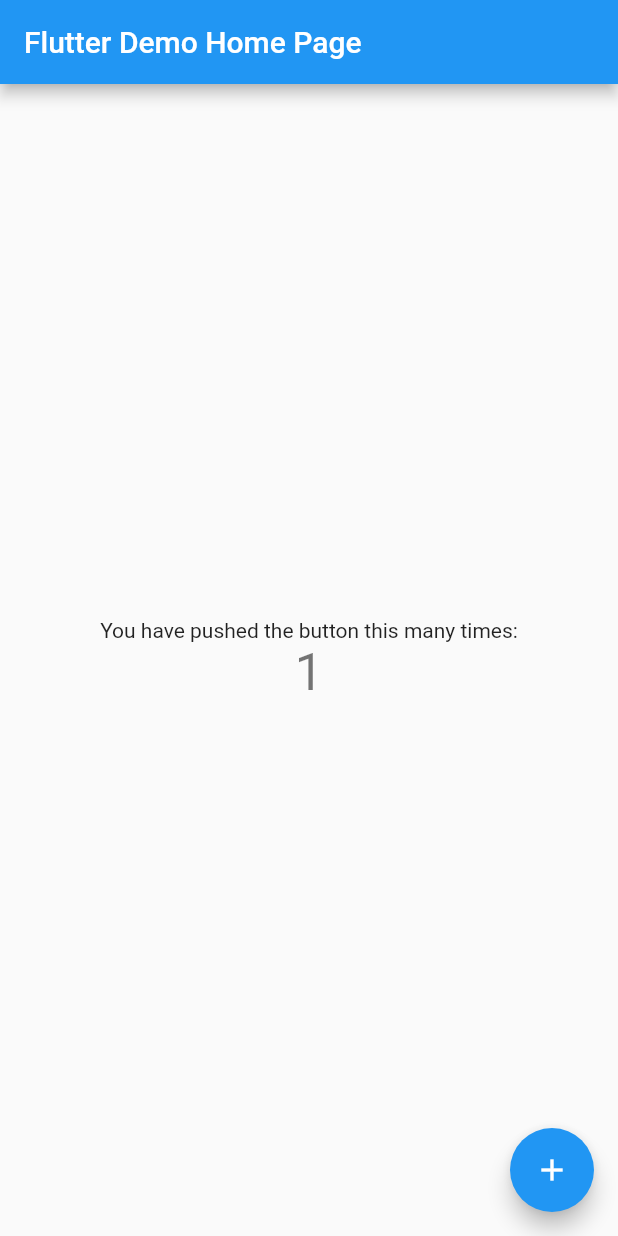
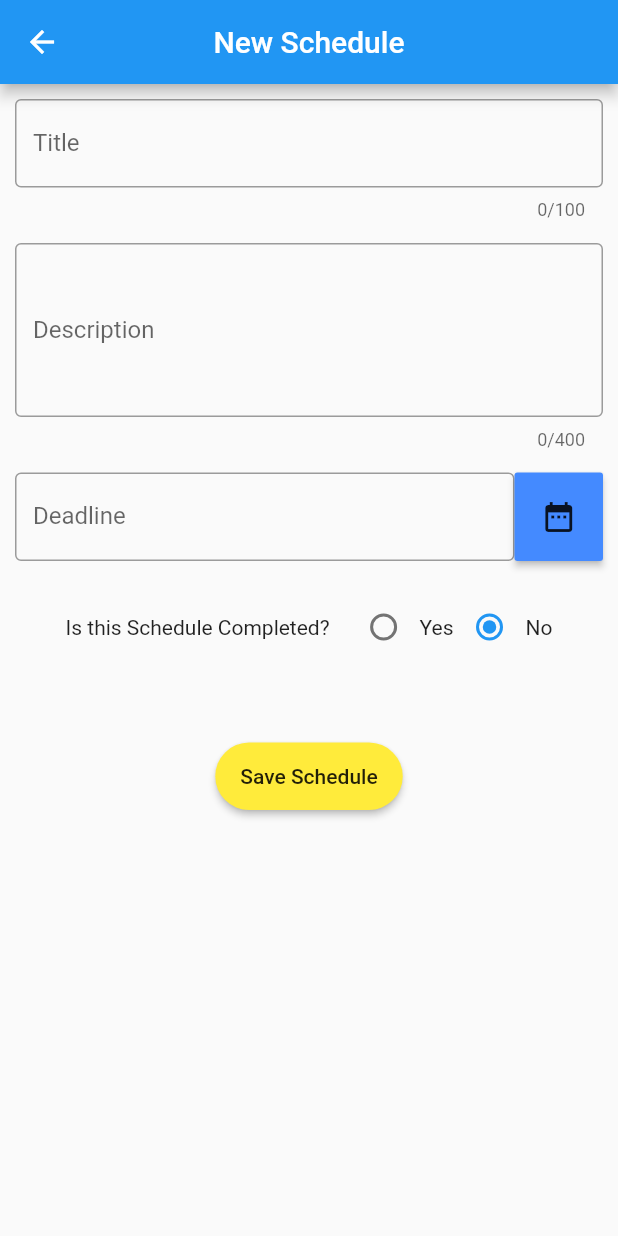
Before and after one commit to gdeusdara/schedules, a Flutter app: the screen it shows after launch, after a tap on the "add" icon, on a phone screen of 412 x 824 dp. Run offline on Flutter 3.47's test engine with Material 2 defaults, Android fonts, the phone set to English and light mode, and no system bars; network calls fail.

Commit message:
finalizando principal do projeto
Signed-off-by: Guilherme Deusdará <guibanci@gmail.com>

```diff
--- a/lib/main.dart
+++ b/lib/main.dart
@@ -1,111 +1,9 @@
+import 'package:schedules/screens/list_tasks.dart';
 import 'package:flutter/material.dart';
 
-void main() => runApp(MyApp());
-
-class MyApp extends StatelessWidget {
-  // This widget is the root of your application.
-  @override
-  Widget build(BuildContext context) {
-    return MaterialApp(
-      title: 'Flutter Demo',
-      theme: ThemeData(
-        // This is the theme of your application.
-        //
-        // Try running your application with "flutter run". You'll see the
-        // application has a blue toolbar. Then, without quitting the app, try
-        // changing the primarySwatch below to Colors.green and then invoke
-        // "hot reload" (press "r" in the console where you ran "flutter run",
-        // or simply save your changes to "hot reload" in a Flutter IDE).
-        // Notice that the counter didn't reset back to zero; the application
-        // is not restarted.
-        primarySwatch: Colors.blue,
-      ),
-      home: MyHomePage(title: 'Flutter Demo Home Page'),
-    );
-  }
+void main() {
+  runApp(MaterialApp(
+    home: ListTasks(),
+    debugShowCheckedModeBanner: false,
+  ));
 }
-
-class MyHomePage extends StatefulWidget {
-  MyHomePage({Key key, this.title}) : super(key: key);
-
-  // This widget is the home page of your application. It is stateful, meaning
-  // that it has a State object (defined below) that contains fields that affect
-  // how it looks.
-
-  // This class is the configuration for the state. It holds the values (in this
-  // case the title) provided by the parent (in this case the App widget) and
-  // used by the build method of the State. Fields in a Widget subclass are
-  // always marked "final".
-
-  final String title;
-
-  @override
-  _MyHomePageState createState() => _MyHomePageState();
-}
-
-class _MyHomePageState extends State<MyHomePage> {
-  int _counter = 0;
-
-  void _incrementCounter() {
-    setState(() {
-      // This call to setState tells the Flutter framework that something has
-      // changed in this State, which causes it to rerun the build method below
-      // so that the display can reflect the updated values. If we changed
-      // _counter without calling setState(), then the build method would not be
-      // called again, and so nothing would appear to happen.
-      _counter++;
-    });
-  }
-
-  @override
-  Widget build(BuildContext context) {
-    // This method is rerun every time setState is called, for instance as done
-    // by the _incrementCounter method above.
-    //
-    // The Flutter framework has been optimized to make rerunning build methods
-    // fast, so that you can just rebuild anything that needs updating rather
-    // than having to individually change instances of widgets.
-    return Scaffold(
-      appBar: AppBar(
-        // Here we take the value from the MyHomePage object that was created by
-        // the App.build method, and use it to set our appbar title.
-        title: Text(widget.title),
-      ),
-      body: Center(
-        // Center is a layout widget. It takes a single child and positions it
-        // in the middle of the parent.
-        child: Column(
-          // Column is also layout widget. It takes a list of children and
-          // arranges them vertically. By default, it sizes itself to fit its
-          // children horizontally, and tries to be as tall as its parent.
-          //
-          // Invoke "debug painting" (press "p" in the console, choose the
-          // "Toggle Debug Paint" action from the Flutter Inspector in Android
-          // Studio, or the "Toggle Debug Paint" command in Visual Studio Code)
-          // to see the wireframe for each widget.
-          //
-          // Column has various properties to control how it sizes itself and
-          // how it positions its children. Here we use mainAxisAlignment to
-          // center the children vertically; the main axis here is the vertical
-          // axis because Columns are vertical (the cross axis would be
-          // horizontal).
-          mainAxisAlignment: MainAxisAlignment.center,
-          children: <Widget>[
-            Text(
-              'You have pushed the button this many times:',
-            ),
-            Text(
-              '$_counter',
-              style: Theme.of(context).textTheme.display1,
-            ),
-          ],
-        ),
-      ),
-      floatingActionButton: FloatingActionButton(
-        onPressed: _incrementCounter,
-        tooltip: 'Increment',
-        child: Icon(Icons.add),
-      ), // This trailing comma makes auto-formatting nicer for build methods.
-    );
-  }
-}
--- /dev/null
+++ b/lib/screens/list_tasks.dart
@@ -0,0 +1,58 @@
+import 'package:schedules/util/build_list.dart';
+import 'package:flutter/material.dart';
+import '../services/requests.dart';
+import 'package:schedules/screens/schedule.dart';
+
+class ListTasks extends StatefulWidget {
+  @override
+  _ListTasksState createState() => _ListTasksState();
+}
+
+class _ListTasksState extends State<ListTasks> {
+  @override
+  Widget build(BuildContext context) {
+    return Scaffold(
+      appBar: AppBar(
+        title: Text('Tarefas'),
+        centerTitle: true,
+      ),
+      floatingActionButton: FloatingActionButton(
+        child: Icon(Icons.add),
+        onPressed: _showSchedulePage,
+      ),
+      body: FutureBuilder(
+        future: getTasks(),
+        builder: (BuildContext context, AsyncSnapshot snapshot) {
+          switch (snapshot.connectionState) {
+            case ConnectionState.waiting:
+            case ConnectionState.none:
+              return Center(
+                child: Container(
+                  width: 200.0,
+                  height: 200.0,
+                  alignment: Alignment.center,
+                  child: CircularProgressIndicator(
+                    valueColor: AlwaysStoppedAnimation<Color>(Colors.blueAccent),
+                    strokeWidth: 5.0,
+                  ),
+                ),
+              );
+            default:
+              if (snapshot.hasError) {
+                return Container();
+              } else {
+                return buildList(context, snapshot);
+              }
+          }
+        },
+      ),
+    );
+  }
+
+  void _showSchedulePage({Map task}) async {
+    await Navigator.push(context,
+      MaterialPageRoute(builder: (context) => Schedule(task: task,))
+    );
+    getTasks();
+  }
+}
--- /dev/null
+++ b/lib/screens/schedule.dart
@@ -0,0 +1,147 @@
+import 'package:schedules/util/error_message.dart';
+import 'package:schedules/util/remove_button.dart';
+import 'package:flutter/material.dart';
+import '../util/decoration.dart';
+import '../util/is_completed.dart';
+import '../services/requests.dart';
+import 'package:schedules/util/deadline.dart';
+import 'package:schedules/util/rouded_button.dart';
+
+class Schedule extends StatefulWidget {
+  final Map<String, dynamic> task;
+
+  Schedule({this.task});
+
+  @override
+  _ScheduleState createState() => _ScheduleState();
+}
+
+class _ScheduleState extends State<Schedule> {
+  // Key to make the form's validation
+  GlobalKey<FormState> _globalKey = GlobalKey<FormState>();
+
+  Map<String, dynamic> _task = {'Completed': false};
+
+  final _dateController = TextEditingController();
+  final _titleController = TextEditingController();
+  final _descriptionController = TextEditingController();
+
+  void initState() {
+    super.initState();
+
+    if (widget.task != null) {
+      _titleController.text = widget.task['Title'];
+      _descriptionController.text = widget.task['Description'];
+      var date;
+      String deadline;
+      if (widget.task['Deadline'] != null) {
+        date = DateTime.parse(widget.task['Deadline']);
+        deadline = "${date.month}/${date.day}/${date.year}";
+      }
+      _dateController.text = deadline;
+
+      _task = widget.task;
+    } else {
+      _task['DeadLine'] = false;
+    }
+  }
+
+  // Validator For Title (required):
+  String _titleValidator(String value) {
+    if (value.isEmpty) {
+      return "Missing Title!";
+    }
+    // if it returns null, the field is valid
+    return null;
+  }
+
+  _selectCompleted(bool value) {
+    setState(() {
+      _task['Completed'] = value;
+    });
+  }
+
+  _afterSubmit(response) {
+    if (response.statusCode == 200) {
+      Navigator.of(context).pop();
+    } else {
+      errorMessage(context);
+    }
+  }
+
+  @override
+  Widget build(BuildContext context) {
+    return Scaffold(
+      appBar: AppBar(
+        title: Text('New Schedule'),
+        centerTitle: true,
+      ),
+      body: SingleChildScrollView(
+        child: Form(
+          key: _globalKey,
+          child: Container(
+            padding: EdgeInsets.all(10.0),
+            child: Center(
+              child: Column(
+                children: <Widget>[
+                  TextFormField(
+                    decoration: decoration('Title', 'Schedule\' title'),
+                    maxLength: 100,
+                    controller: _titleController,
+                    validator: _titleValidator,
+                    onSaved: (value) {
+                      _task['Title'] = value;
+                    },
+                  ),
+                  SizedBox(height: 15.0),
+                  TextFormField(
+                    decoration:
+                        decoration('Description', 'Describe the Schedule'),
+                    maxLines: 4,
+                    maxLength: 400,
+                    controller: _descriptionController,
+                    onSaved: (value) {
+                      _task['Description'] = value;
+                    },
+                  ),
+                  SizedBox(height: 15.0),
+                  Deadline(
+                    controller: _dateController,
+                    deadline: _task['Deadline'],
+                    onSave: (value) {
+                      _task['Deadline'] = value;
+                    },
+                  ),
+                  SizedBox(height: 20.0),
+                  isCompleted(_selectCompleted, _task['Completed']),
+                  SizedBox(height: 48.0),
+                  Row(
+                      mainAxisAlignment: MainAxisAlignment.center,
+                      children: <Widget>[
+                        removeButton(context, widget.task),
+                        RoundedButton(
+                          color: Colors.yellow,
+                          text: widget.task == null
+                              ? "Save Schedule"
+                              : "Edit Schedule",
+                          onPress: () {
+                            if (_globalKey.currentState.validate()) {
+                              _globalKey.currentState.save();
+                              if (widget.task == null) {
+                                postTask(_task).then(_afterSubmit);
+                              } else {
+                                editTask(_task).then(_afterSubmit);
+                              }
+                            }
+                          },
+                        ),
+                      ]),
+                ],
+              ),
+            ),
+          ),
+        ),
+      ),
+    );
+  }
+}
--- /dev/null
+++ b/lib/services/requests.dart
@@ -0,0 +1,58 @@
+import 'package:http/http.dart' as http;
+import 'dart:convert';
+
+final userid = 'ea548961dc404a8ebe54ec3af03106';
+
+Future getTasks() async {
+  await Future.delayed(Duration(milliseconds: 500));
+  final tasks = 'http://prova.scytlbrasil.com:81/Api/tasks?userid=$userid';
+  print(tasks);
+  http.Response response = await http.get(tasks);
+  print(json.decode(response.body));
+  return json.decode(response.body);
+}
+
+postTask(Map task) async {
+  final postTask =
+      'http://prova.scytlbrasil.com:81/Api/tasks/PostTask?userid=$userid';
+  http.Response response = await http.post(postTask, body: {
+    "title": task["Title"],
+    "description": task["Description"],
+    "completed": task["Completed"] ? "true" : "false",
+    "deadline": task["Deadline"],
+  });
+  print("Response status: ${response.statusCode}");
+  print("Response body: ${response.body}");
+  return response;
+}
+
+Future<Map> getTask(int taskId) async {
+  final task =
+      'http://prova.scytlbrasil.com:81/Api/tasks/GetTask?id=$taskId&userid=$userid';
+  http.Response response = await http.get(task);
+  return json.decode(response.body);
+}
+
+editTask(Map task) async {
+  final editTask =
+      'http://prova.scytlbrasil.com:81/Api/tasks/EditTask?id=${task['Id']}&userid=$userid';
+  http.Response response = await http.post(editTask, body: {
+    "title": task["Title"],
+    "description": task["Description"],
+    "completed": task["Completed"] ? "true" : "false",
+    "deadline": task["Deadline"],
+  });
+  print("Response status: ${response.statusCode}");
+  print("Response body: ${response.body}");
+  return response;
+}
+
+removeTask(int taskId) async {
+  final task =
+      'http://prova.scytlbrasil.com:81/Api/tasks/RemoveTask?id=$taskId&userid=$userid';
+  http.Response response = await http.post(task);
+
+  print("Response status: ${response.statusCode}");
+  print("Response body: ${response.body}");
+  return response;
+}
--- /dev/null
+++ b/lib/util/build_list.dart
@@ -0,0 +1,72 @@
+import 'package:schedules/screens/schedule.dart';
+import 'package:flutter/material.dart';
+import '../services/requests.dart';
+
+buildList(BuildContext context, AsyncSnapshot snapshot) {
+  return RefreshIndicator(
+    child: ListView.builder(
+      padding: EdgeInsets.only(top: 10.0),
+      itemCount: snapshot.data.length,
+      itemBuilder: (BuildContext context, int index) {
+        var date;
+        String deadline;
+        if (snapshot.data[index]['Deadline'] != null) {
+          date = DateTime.parse(snapshot.data[index]['Deadline']);
+          deadline = "${date.month}/${date.day}/${date.year}";
+        }
+        return GestureDetector(
+          onTap: () {
+            Navigator.push(
+              context,
+              MaterialPageRoute(
+                builder: (context) => Schedule(
+                      task: snapshot.data[index],
+                    ),
+              ),
+            );
+          },
+          child: Card(
+            elevation: 5.0,
+            margin: EdgeInsets.all(10.0),
+            shape: RoundedRectangleBorder(
+              borderRadius: BorderRadius.circular(25.0),
+            ),
+            child: Container(
+              height: 80,
+              alignment: Alignment.center,
+              child: ListTile(
+                title: Text(
+                  snapshot.data[index]["Title"],
+                  maxLines: 1,
+                  overflow: TextOverflow.ellipsis,
+                ),
+                subtitle: Text(
+                  snapshot.data[index]['Description'] == '' ||
+                          snapshot.data[index]['Description'] == null
+                      ? 'No Description'
+                      : snapshot.data[index]['Description'],
+                  maxLines: 1,
+                  overflow: TextOverflow.ellipsis,
+                ),
+                trailing: Text(
+                  deadline ?? '',
+                  style: TextStyle(color: Colors.grey),
+                ),
+                leading: Icon(
+                  snapshot.data[index]["Completed"]
+                      ? Icons.check_circle
+                      : Icons.error_outline,
+                  color: snapshot.data[index]["Completed"]
+                      ? Colors.green
+                      : Colors.redAccent,
+                  size: 27.0,
+                ),
+              ),
+            ),
+          ),
+        );
+      },
+    ),
+    onRefresh: getTasks,
+  );
+}
--- /dev/null
+++ b/lib/util/deadline.dart
@@ -0,0 +1,70 @@
+import 'package:flutter/material.dart';
+import 'decoration.dart';
+
+class Deadline extends StatefulWidget {
+  final TextEditingController controller;
+  String deadline;
+  Function onSave;
+
+  Deadline({this.controller, this.deadline, this.onSave});
+
+  _DeadlineState createState() => _DeadlineState();
+}
+
+class _DeadlineState extends State<Deadline> {
+
+  DateTime pickedDate;
+  final _dateFormat =
+      RegExp('(0?[1-9]|1[0-2])\/(0?[1-9]|1[0-9]|2[0-9]|3[0-1])\/[0-9]{4}');
+
+  // Opens the DatePiker
+  Future _selectDate() async {
+    DateTime picked = await showDatePicker(
+        context: context,
+        initialDate: pickedDate ?? DateTime.now(),
+        firstDate: DateTime(2019),
+        lastDate: DateTime(2020));
+    if (picked != null)
+      setState(() {
+        widget.controller.text = "${picked.month}/${picked.day}/${picked.year}";
+        pickedDate = picked;
+      });
+  }
+
+
+  String _deadlineValidator(String value) {
+    if (!_dateFormat.hasMatch(value) && value != '') {
+      return "Invalid Date Format!";
+    }
+
+    return null;
+  }
+
+  @override
+  Widget build(BuildContext context) {
+    return Row(
+      crossAxisAlignment: CrossAxisAlignment.start,
+      children: <Widget>[
+        Expanded(
+          child: TextFormField(
+            decoration: decoration('Deadline', ''),
+            textAlign: TextAlign.center,
+            controller: widget.controller,
+            keyboardType: TextInputType.datetime,
+            validator: _deadlineValidator,
+            onSaved: widget.onSave,
+          ),
+        ),
+        Container(
+          width: 59.0,
+          height: 59.0,
+          child: RaisedButton(
+            onPressed: _selectDate,
+            child: Icon(Icons.date_range),
+            color: Colors.blueAccent,
+          ),
+        )
+      ],
+    );
+  }
+}
--- /dev/null
+++ b/lib/util/decoration.dart
@@ -0,0 +1,10 @@
+import 'package:flutter/material.dart';
+
+// Fields Decoration
+  decoration(String label, String hint) {
+    return InputDecoration(
+      labelText: label,
+      hintText: hint,
+      border: OutlineInputBorder(),
+    );
+  }
--- /dev/null
+++ b/lib/util/error_message.dart
@@ -0,0 +1,24 @@
+import 'package:flutter/material.dart';
+
+void errorMessage(BuildContext context) {
+    // flutter defined function
+    showDialog(
+      context: context,
+      builder: (BuildContext context) {
+        // return object of type Dialog
+        return AlertDialog(
+          title: new Text("Error!"),
+          content: new Text("Check your Connection"),
+          actions: <Widget>[
+            // usually buttons at the bottom of the dialog
+            new FlatButton(
+              child: new Text("Close"),
+              onPressed: () {
+                Navigator.of(context).pop();
+              },
+            ),
+          ],
+        );
+      },
+    );
+  }
--- /dev/null
+++ b/lib/util/is_completed.dart
@@ -0,0 +1,25 @@
+import 'package:flutter/material.dart';
+
+Widget isCompleted(Function onChanged, bool value) {
+  return Row(
+    mainAxisAlignment: MainAxisAlignment.center,
+    children: <Widget>[
+      Text("Is this Schedule Completed?"),
+      SizedBox(width: 12.0),
+      Row(
+        children: [true, false]
+            .map((bool index) => Row(
+                  children: <Widget>[
+                    Radio<bool>(
+                      value: index,
+                      groupValue: value,
+                      onChanged: onChanged,
+                    ),
+                    Text(index ? "Yes" : "No"),
+                  ],
+                ))
+            .toList(),
+      )
+    ],
+  );
+}
--- /dev/null
+++ b/lib/util/remove_button.dart
@@ -0,0 +1,43 @@
+import 'package:schedules/services/requests.dart';
+import 'package:schedules/util/rouded_button.dart';
+import 'package:flutter/material.dart';
+
+  Widget removeButton(BuildContext context, Map task) {
+    if (task != null) {
+      return RoundedButton(
+        color: Colors.orange,
+        text: "Delete",
+        onPress: () {
+          showDialog(
+            context: context,
+            builder: (BuildContext context) {
+              // return object of type Dialog
+              return AlertDialog(
+                title: Text("Are you Sure?"),
+                content: Text("You are about to delete this schedule!"),
+                actions: <Widget>[
+                  // usually buttons at the bottom of the dialog
+                  FlatButton(
+                    child: Text("Cancel"),
+                    onPressed: () {
+                      Navigator.of(context).pop();
+                    },
+                  ),
+                  FlatButton(
+                    child: Text("Delete"),
+                    onPressed: () {
+                      removeTask(task['Id']).then((response) {
+                        Navigator.of(context).pop();
+                        Navigator.of(context).pop();
+                      });
+                    },
+                  ),
+                ],
+              );
+            },
+          );
+        },
+      );
+    } else
+      return Container();
+  }
--- /dev/null
+++ b/lib/util/rouded_button.dart
@@ -0,0 +1,27 @@
+import 'package:flutter/material.dart';
+
+class RoundedButton extends StatelessWidget {
+
+  final Function onPress;
+  final String text;
+  final color;
+
+  const RoundedButton({this.onPress, this.text, this.color});
+
+  @override
+  Widget build(BuildContext context) {
+    return Container(
+      height: 45.0,
+      width: 125.0,
+      margin: EdgeInsets.all(5.0),
+      child: RaisedButton(
+        onPressed: onPress,
+        shape: RoundedRectangleBorder(
+          borderRadius: BorderRadius.circular(25.0),
+        ),
+        child: Text(text),
+        color: color,
+      ),
+    );
+  }
+}
--- a/pubspec.yaml
+++ b/pubspec.yaml
@@ -19,6 +19,8 @@ dependencies:
   # The following adds the Cupertino Icons font to your application.
   # Use with the CupertinoIcons class for iOS style icons.
   cupertino_icons: ^0.1.2
+  http: ^0.12.0+1
+  convert: ^2.1.1
 
 dev_dependencies:
   flutter_test:
```
Also changed, not shown: 1 other file.
